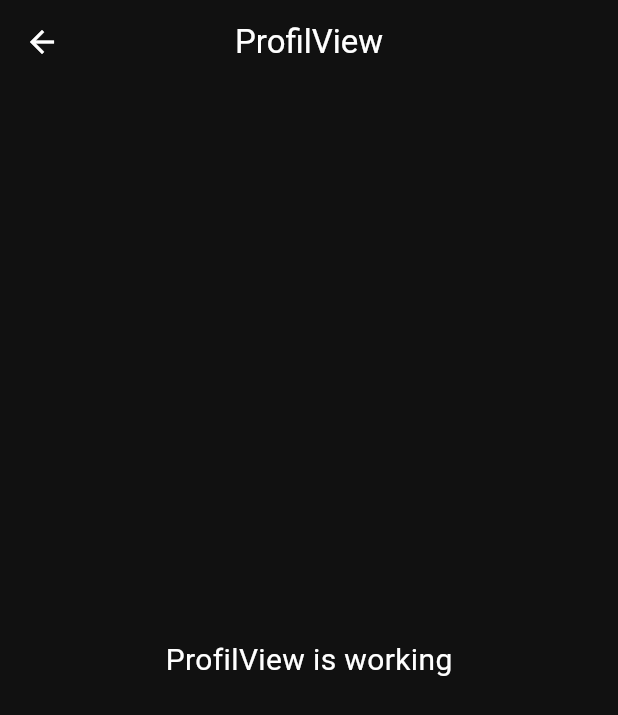
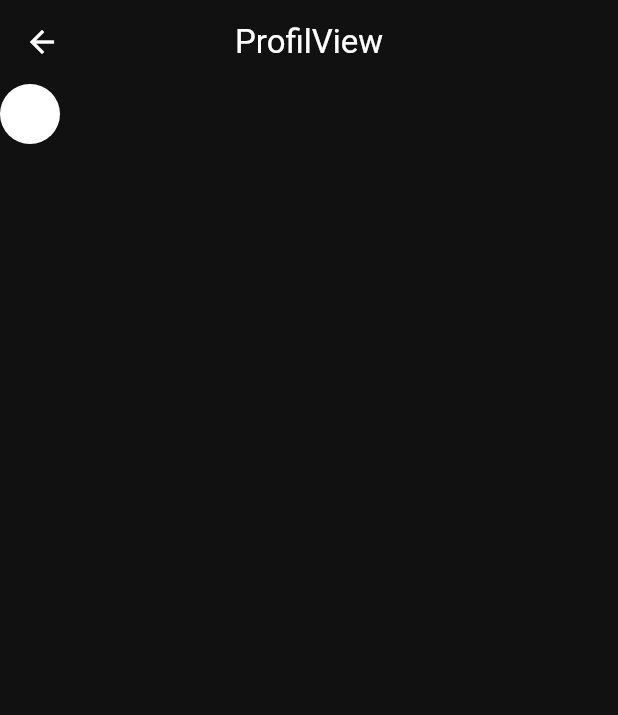
Before and after one commit to rahmat999ht/hidro_iot, a Flutter app: the ProfilView screen opened by its route, on a phone screen of 412 x 824 dp. Shown: the top 715 px of the screen. Run offline on Flutter 3.47's test engine with Material 3 defaults, Android fonts, the phone set to English and light mode, and no system bars; our stand-ins replace firebase_core, firebase_database, flex_color_scheme, get, google_fonts; accounts and stored records are empty; Roboto replaces fonts that are missing (Dekko).

Commit message:
profile update base

```diff
--- a/lib/app/modules/profil/views/profil_view.dart
+++ b/lib/app/modules/profil/views/profil_view.dart
@@ -9,16 +9,20 @@ class ProfilView extends GetView<ProfilController> {
   @override
   Widget build(BuildContext context) {
     return Scaffold(
-      appBar: AppBar(
-        title: const Text('ProfilView'),
-        centerTitle: true,
-      ),
-      body: const Center(
-        child: Text(
-          'ProfilView is working',
-          style: TextStyle(fontSize: 20),
+        appBar: AppBar(
+          title: const Text('ProfilView'),
+          centerTitle: true,
         ),
-      ),
-    );
+        body: profilView());
   }
 }
+
+Widget profilView() {
+  return Column(
+    children: [
+      CircleAvatar(
+        backgroundColor: Colors.white,
+      )
+    ],
+  );
+}
```
